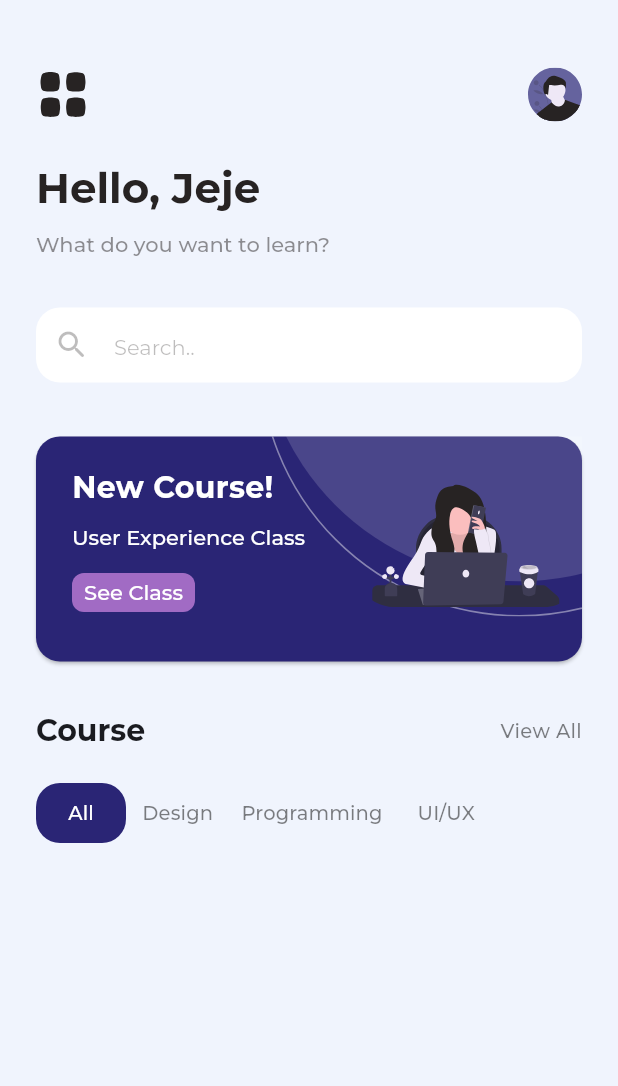
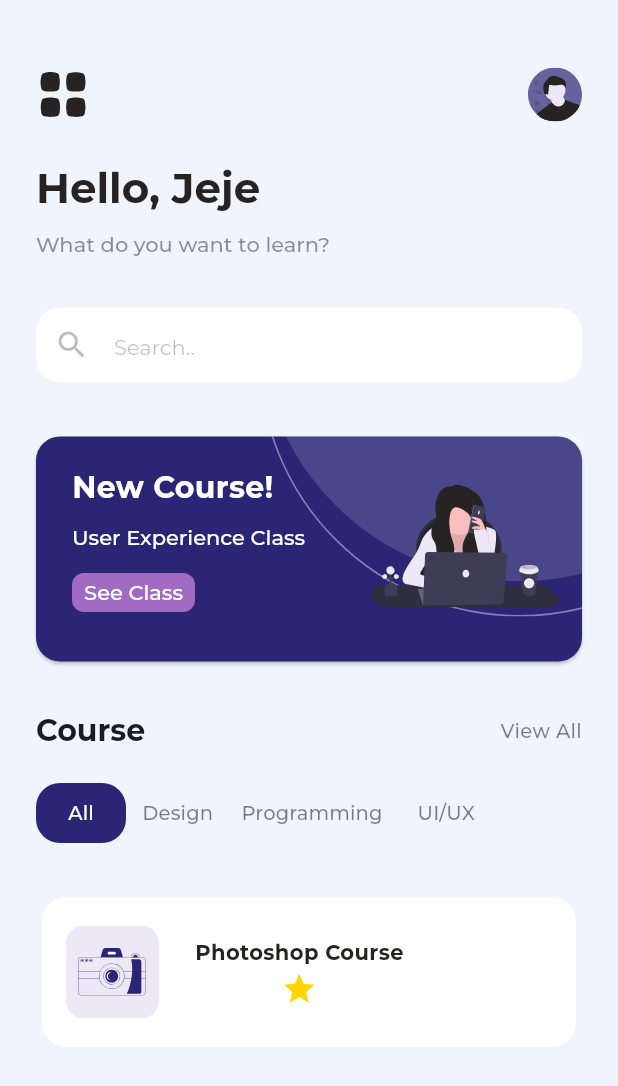
Before and after one commit to roya-zadran/onlinelearningapp, a Flutter app: the HomePage screen opened directly, on a phone screen of 412 x 824 dp. Shown: the top 1086 px of the screen. Run offline on Flutter 3.47's test engine with Material 3 defaults, Android fonts, the phone set to English and light mode, and no system bars; our stand-ins replace flutter_svg, google_fonts.

Commit message:
Bottom Card Design

```diff
--- a/lib/pages/home_page.dart
+++ b/lib/pages/home_page.dart
@@ -1,5 +1,6 @@
 import 'package:flutter/material.dart';
 import 'package:flutter_svg/flutter_svg.dart';
+import 'package:google_fonts/google_fonts.dart';
 import 'package:onlinelearningapp/data/constants.dart';
 import 'package:onlinelearningapp/widgets/mini_row_buttons_widgets.dart';
 import 'package:onlinelearningapp/widgets/textfield_widget.dart';
@@ -24,6 +25,7 @@ class _HomePageState extends State<HomePage> {
             backgroundColor: Color(0xFFF0F4FD),
             body: Padding(
               padding: const EdgeInsets.fromLTRB(24, 45, 24, 0),
+              child: SingleChildScrollView(
                 child: Column(
                   crossAxisAlignment: CrossAxisAlignment.start,
                   children: [
@@ -37,7 +39,10 @@ class _HomePageState extends State<HomePage> {
                     SizedBox(height: 24),
                     Text("Hello, Jeje", style: studentNameStyle),
                     SizedBox(height: 8),
-                  Text("What do you want to learn?", style: questionIntroStyle),
+                    Text(
+                      "What do you want to learn?",
+                      style: questionIntroStyle,
+                    ),
                     SizedBox(height: 32),
                     TextFieldWidget(),
                     SizedBox(height: 36),
@@ -61,7 +66,10 @@ class _HomePageState extends State<HomePage> {
                                 child: Column(
                                   crossAxisAlignment: CrossAxisAlignment.start,
                                   children: [
-                                  Text("New Course!", style: kLabelInCardStyle),
+                                    Text(
+                                      "New Course!",
+                                      style: kLabelInCardStyle,
+                                    ),
                                     const SizedBox(height: 8),
                                     Text(
                                       "User Experience Class",
@@ -70,7 +78,8 @@ class _HomePageState extends State<HomePage> {
                                     const SizedBox(height: 3),
                                     TextButton(
                                       onPressed: () {},
-                                    style: miniCardButtonStyle.TextButtonStyle,
+                                      style:
+                                          miniCardButtonStyle.TextButtonStyle,
                                       child: Text(
                                         "See Class",
                                         style: middleTextStyle,
@@ -123,13 +132,61 @@ class _HomePageState extends State<HomePage> {
                           MiniRowButtonWidget(myText: "All", myValue: 0),
                           MiniRowButtonWidget(myText: "Design", myValue: 1),
 
-                        MiniRowButtonWidget(myText: "Programming", myValue: 2),
+                          MiniRowButtonWidget(
+                            myText: "Programming",
+                            myValue: 2,
+                          ),
 
                           MiniRowButtonWidget(myText: "UI/UX", myValue: 3),
                         ],
                       ),
                     ),
+                    SizedBox(height: 32),
+                    Card(
+                      elevation: 0,
+                      color: Colors.white,
+                      shape: RoundedRectangleBorder(
+                        borderRadius: BorderRadiusGeometry.circular(16),
+                      ),
+                      child: Container(
+                        height: 100,
+                        width: double.infinity,
+                        child: Padding(
+                          padding: const EdgeInsets.all(16),
+                          child: Row(
+                            children: [
+                              SvgPicture.asset(
+                                "assets/images/miniCamera.svg",
+                                width: 62,
+                                height: 62,
+                              ),
+                              Padding(
+                                padding: const EdgeInsets.symmetric(
+                                  horizontal: 24,
+                                  vertical: 11,
+                                ),
+                                child: Column(
+                                  children: [
+                                    Text(
+                                      "Photoshop Course",
+                                      style: GoogleFonts.montserrat(
+                                        fontWeight: FontWeight.bold,
+                                        fontSize: 14,
+                                        color: Color(0xFF272323),
+                                      ),
+                                    ),
+                                    SizedBox(height: 2,),
+                                    Row(children: [  Icon(Icons.star, color: Color(0xFFFFD600),),],),
                                   ],
+                                ),
+                              ),
+                            ],
+                          ),
+                        ),
+                      ),
+                    ),
+                  ],
+                ),
               ),
             ),
           ),
```
Also changed, not shown: assets/images/miniCamera.svg (added), assets/images/miniIconWhite.svg (added), assets/images/miniProfile2.svg (added). Lines whose indentation alone changed are shown as unchanged.
